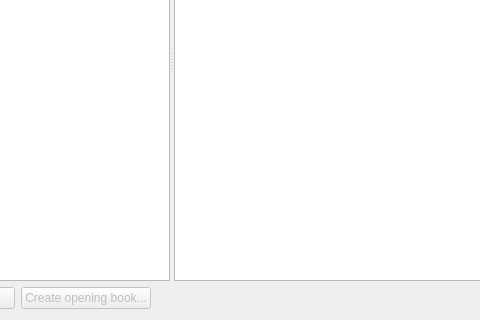
The window that projects/gui/ui/gamedatabasedlg.ui (cutechess/cutechess) describes before a commit, drawn with Qt 5; both pictures show x 162 to 642 and y 200 to 520 of the 760 by 520 pixel window.
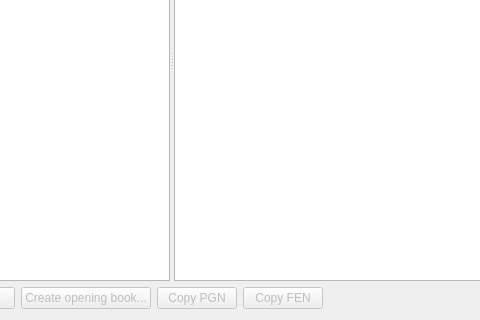
The same window after the commit.

Commit message: Game and position export to clipboard from game database

What changed in the file:
```diff
--- a/projects/gui/ui/gamedatabasedlg.ui
+++ b/projects/gui/ui/gamedatabasedlg.ui
@@ -83,6 +83,38 @@
        </property>
       </widget>
      </item>
+     <item>
+      <widget class="QPushButton" name="m_copyGameBtn">
+       <property name="enabled">
+        <bool>false</bool>
+       </property>
+       <property name="sizePolicy">
+        <sizepolicy hsizetype="Minimum" vsizetype="Fixed">
+         <horstretch>0</horstretch>
+         <verstretch>0</verstretch>
+        </sizepolicy>
+       </property>
+       <property name="text">
+        <string>Copy PGN</string>
+       </property>
+      </widget>
+     </item>
+     <item>
+      <widget class="QPushButton" name="m_copyFenBtn">
+       <property name="enabled">
+        <bool>false</bool>
+       </property>
+       <property name="sizePolicy">
+        <sizepolicy hsizetype="Minimum" vsizetype="Fixed">
+         <horstretch>0</horstretch>
+         <verstretch>0</verstretch>
+        </sizepolicy>
+       </property>
+       <property name="text">
+        <string>Copy FEN</string>
+       </property>
+      </widget>
+     </item>
      <item>
       <spacer name="horizontalSpacer_3">
        <property name="orientation">
```
The commit also changes 2 other files.
